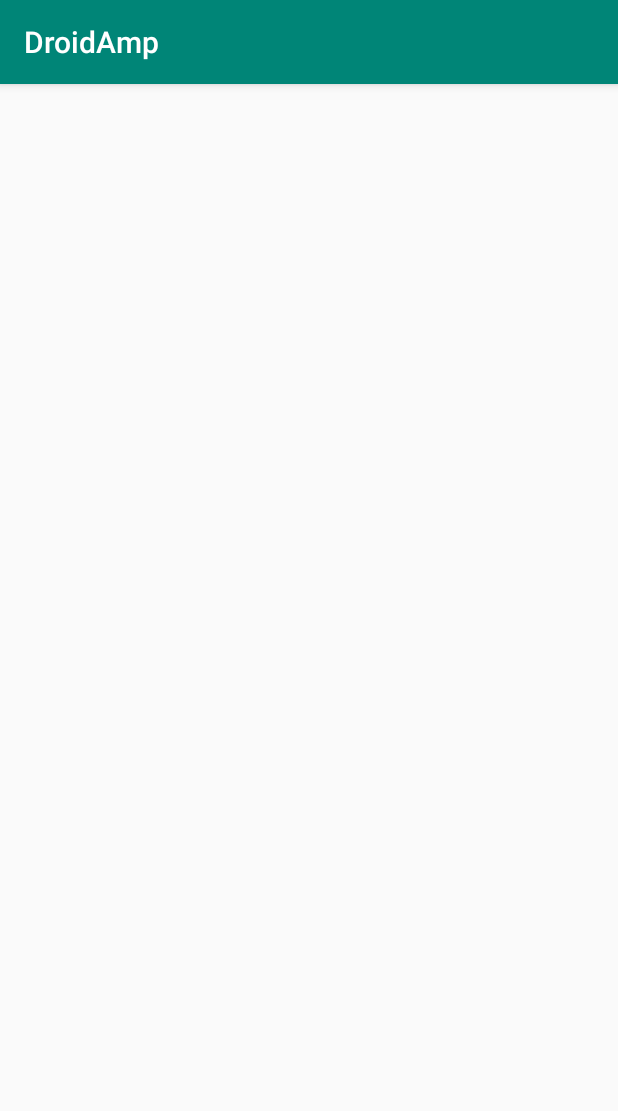
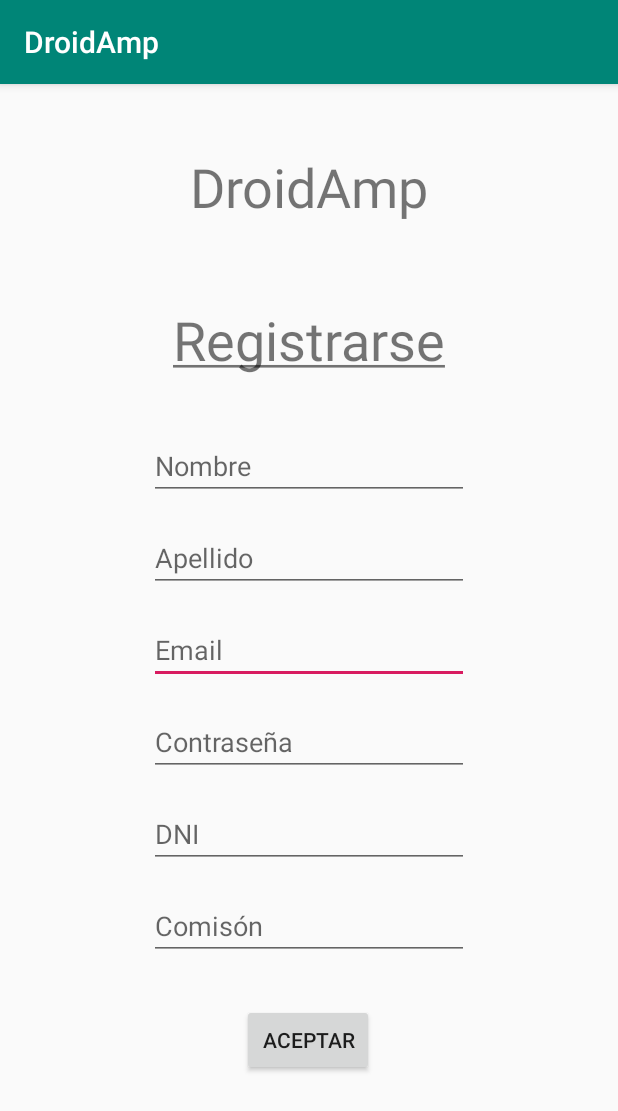
Before and after one commit to Squiro/droidAmp, an Android app: the RegisterActivity screen opened directly, with no data from a screen before it, on a phone screen of 412 x 824 dp. Shown: the top 1111 px of the screen. Run offline under Robolectric (Android 15) with nearby library versions, the light colour scheme and no system bars.

Commit message:
Register Activity layout

```diff
--- a/codigo/DroidAmp/app/src/main/java/com/unlam/droidamp/activities/login/LoginActivity.java
+++ b/codigo/DroidAmp/app/src/main/java/com/unlam/droidamp/activities/login/LoginActivity.java
@@ -34,6 +34,7 @@ public class LoginActivity extends AppCompatActivity implements LoginCallback<St
     // Network related properties
     private NetworkLoginFragment networkLoginFragment;
     private boolean logginIn;
+    private BroadcastConnectivity broadcastConnectivity;
 
     Auth auth;
 
@@ -42,7 +43,7 @@ public class LoginActivity extends AppCompatActivity implements LoginCallback<St
         super.onCreate(savedInstanceState);
         setContentView(R.layout.activity_login);
 
-        BroadcastConnectivity broadcastConnectivity = new BroadcastConnectivity(this);
+        broadcastConnectivity = new BroadcastConnectivity(this);
         this.registerReceiver(broadcastConnectivity, new IntentFilter(ConnectivityManager.CONNECTIVITY_ACTION));
 
         // Generate encription key first time run
@@ -74,13 +75,20 @@ public class LoginActivity extends AppCompatActivity implements LoginCallback<St
         this.logginIn = false;
     }
 
+    @Override
+    protected void onDestroy() {
+        super.onDestroy();
+        this.unregisterReceiver(broadcastConnectivity);
+    }
+
     // Listener for login button
     private View.OnClickListener btnLoginListener = new View.OnClickListener()
     {
         // This method will be executed once the button is clicked
         public void onClick(View v)
         {
-            login();
+            if (broadcastConnectivity.isConnected())
+                login();
         }
     };
 
--- a/codigo/DroidAmp/app/src/main/java/com/unlam/droidamp/activities/register/RegisterActivity.java
+++ b/codigo/DroidAmp/app/src/main/java/com/unlam/droidamp/activities/register/RegisterActivity.java
@@ -13,4 +13,6 @@ public class RegisterActivity extends AppCompatActivity {
         super.onCreate(savedInstanceState);
         setContentView(R.layout.activity_register);
     }
+
+
 }
--- a/codigo/DroidAmp/app/src/main/java/com/unlam/droidamp/network/BroadcastConnectivity.java
+++ b/codigo/DroidAmp/app/src/main/java/com/unlam/droidamp/network/BroadcastConnectivity.java
@@ -23,14 +23,16 @@ public class BroadcastConnectivity extends BroadcastReceiver {
         String reason = intent.getStringExtra(ConnectivityManager.EXTRA_REASON);
         // boolean isFailover = intent.getBooleanExtra(ConnectivityManager.EXTRA_IS_FAILOVER, false);
         cm = (ConnectivityManager) context.getSystemService(Context.CONNECTIVITY_SERVICE);
-        checkConnectivity();
+        isConnected();
     }
 
-    public void checkConnectivity()
+    public boolean isConnected()
     {
         activeNetwork = cm.getActiveNetworkInfo();
         if(activeNetwork == null || !activeNetwork.isConnectedOrConnecting()){
             Toast.makeText(appContext, "No hay conexión a internet.", Toast.LENGTH_LONG).show();
+            return false;
         }
+        return  true;
     }
 };
--- a/codigo/DroidAmp/app/src/main/res/layout/activity_login.xml
+++ b/codigo/DroidAmp/app/src/main/res/layout/activity_login.xml
@@ -19,7 +19,7 @@
         app:layout_constraintVertical_bias="0.061" />
 
     <TextView
-        android:id="@+id/txtLogIn"
+        android:id="@+id/txtRegister"
         android:layout_width="wrap_content"
         android:layout_height="wrap_content"
         android:text="@string/login"
--- a/codigo/DroidAmp/app/src/main/res/layout/activity_register.xml
+++ b/codigo/DroidAmp/app/src/main/res/layout/activity_register.xml
@@ -6,4 +6,124 @@
     android:layout_height="match_parent"
     tools:context=".activities.register.RegisterActivity">
 
+    <TextView
+        android:id="@+id/txtDroidAmp"
+        android:layout_width="wrap_content"
+        android:layout_height="wrap_content"
+        android:text="@string/app_name"
+        android:textSize="36sp"
+        app:layout_constraintBottom_toBottomOf="parent"
+        app:layout_constraintLeft_toLeftOf="parent"
+        app:layout_constraintRight_toRightOf="parent"
+        app:layout_constraintTop_toTopOf="parent"
+        app:layout_constraintVertical_bias="0.061" />
+
+    <TextView
+        android:id="@+id/txtRegister"
+        android:layout_width="wrap_content"
+        android:layout_height="wrap_content"
+        android:text="@string/registrarse"
+        android:textSize="36sp"
+        app:layout_constraintBottom_toBottomOf="parent"
+        app:layout_constraintLeft_toLeftOf="parent"
+        app:layout_constraintRight_toRightOf="parent"
+        app:layout_constraintTop_toTopOf="parent"
+        app:layout_constraintVertical_bias="0.203" />
+
+    <Button
+        android:id="@+id/btnRegister"
+        android:layout_width="wrap_content"
+        android:layout_height="wrap_content"
+        android:text="Aceptar"
+        app:layout_constraintBottom_toBottomOf="parent"
+        app:layout_constraintEnd_toEndOf="parent"
+        app:layout_constraintHorizontal_bias="0.498"
+        app:layout_constraintStart_toStartOf="parent"
+        app:layout_constraintTop_toBottomOf="@+id/txtComision"
+        app:layout_constraintVertical_bias="0.217" />
+
+    <EditText
+        android:id="@+id/txtEmail"
+        android:layout_width="wrap_content"
+        android:layout_height="wrap_content"
+        android:layout_marginTop="16dp"
+        android:ems="10"
+        android:hint="Email"
+        android:inputType="textEmailAddress"
+        app:layout_constraintEnd_toEndOf="parent"
+        app:layout_constraintStart_toStartOf="parent"
+        app:layout_constraintTop_toBottomOf="@+id/txtApellido" />
+
+    <EditText
+        android:id="@+id/txtApellido"
+        android:layout_width="wrap_content"
+        android:layout_height="wrap_content"
+        android:layout_marginTop="16dp"
+        android:ems="10"
+        android:hint="Apellido"
+        android:inputType="textPersonName"
+        app:layout_constraintEnd_toEndOf="parent"
+        app:layout_constraintStart_toStartOf="parent"
+        app:layout_constraintTop_toBottomOf="@+id/txtNombre" />
+
+    <EditText
+        android:id="@+id/txtNombre"
+        android:layout_width="wrap_content"
+        android:layout_height="wrap_content"
+        android:layout_marginTop="232dp"
+        android:ems="10"
+        android:hint="Nombre"
+        android:inputType="textPersonName"
+        app:layout_constraintEnd_toEndOf="parent"
+        app:layout_constraintStart_toStartOf="parent"
+        app:layout_constraintTop_toTopOf="parent" />
+
+    <EditText
+        android:id="@+id/txtPassword"
+        android:layout_width="wrap_content"
+        android:layout_height="wrap_content"
+        android:layout_marginTop="16dp"
+        android:ems="10"
+        android:hint="Contraseña"
+        android:inputType="textPassword"
+        app:layout_constraintEnd_toEndOf="parent"
+        app:layout_constraintStart_toStartOf="parent"
+        app:layout_constraintTop_toBottomOf="@+id/txtEmail" />
+
+    <EditText
+        android:id="@+id/txtDni"
+        android:layout_width="wrap_content"
+        android:layout_height="wrap_content"
+        android:layout_marginTop="16dp"
+        android:ems="10"
+        android:hint="DNI"
+        android:inputType="number"
+        app:layout_constraintEnd_toEndOf="parent"
+        app:layout_constraintStart_toStartOf="parent"
+        app:layout_constraintTop_toBottomOf="@+id/txtPassword" />
+
+    <EditText
+        android:id="@+id/txtComision"
+        android:layout_width="wrap_content"
+        android:layout_height="wrap_content"
+        android:layout_marginTop="16dp"
+        android:ems="10"
+        android:hint="Comisón"
+        android:inputType="number"
+        app:layout_constraintEnd_toEndOf="parent"
+        app:layout_constraintStart_toStartOf="parent"
+        app:layout_constraintTop_toBottomOf="@+id/txtDni" />
+
+    <TextView
+        android:id="@+id/txtError"
+        android:layout_width="wrap_content"
+        android:layout_height="wrap_content"
+        android:layout_marginTop="25dp"
+        android:textAppearance="@style/TextAppearance.AppCompat.Medium"
+        android:textColor="#E53935"
+        app:layout_constraintEnd_toEndOf="parent"
+        app:layout_constraintHorizontal_bias="0.498"
+        app:layout_constraintStart_toStartOf="parent"
+        app:layout_constraintTop_toBottomOf="@+id/btnRegister" />
+
 </androidx.constraintlayout.widget.ConstraintLayout>
--- a/codigo/DroidAmp/app/src/main/res/values/strings.xml
+++ b/codigo/DroidAmp/app/src/main/res/values/strings.xml
@@ -9,6 +9,7 @@
     <string name="invalid_password">Password must be >5 characters</string>
     <string name="login_failed">"Login failed"</string>
     <string name="register"><u>¿Todavía no estás registrado?</u></string>
+    <string name="registrarse"><u>Registrarse</u></string>
 
 
     <string name="welcome">"¡Hola! ¿Sabías que tu porcentaje de batería ahora mismo es de...?"</string>
```
